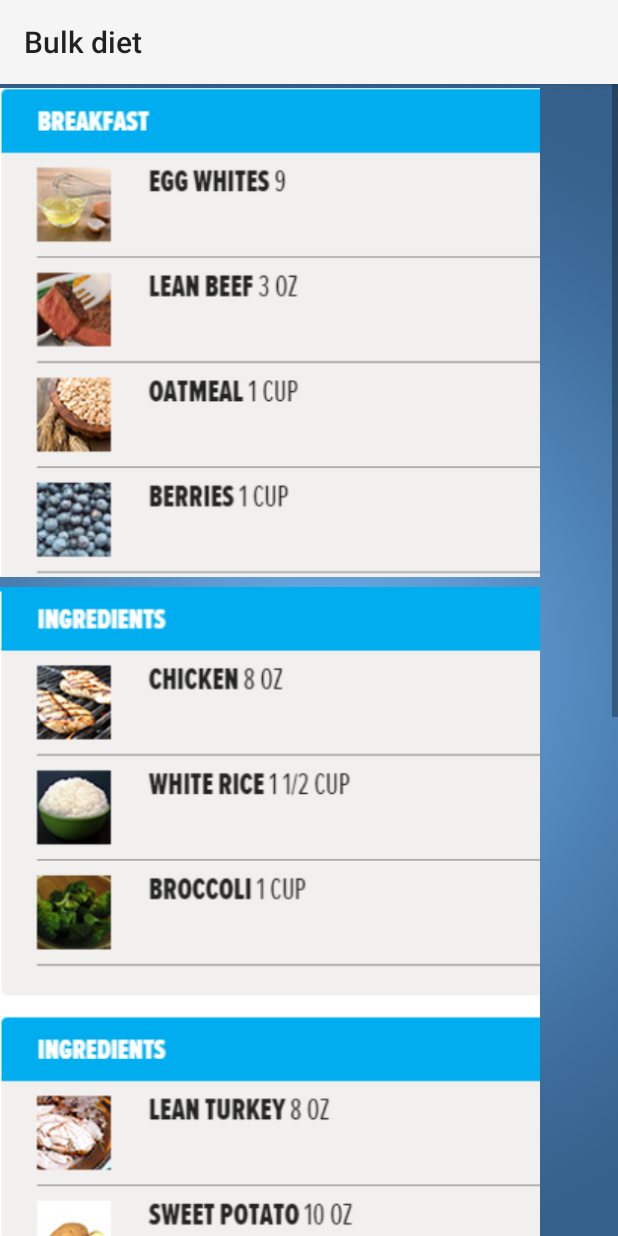
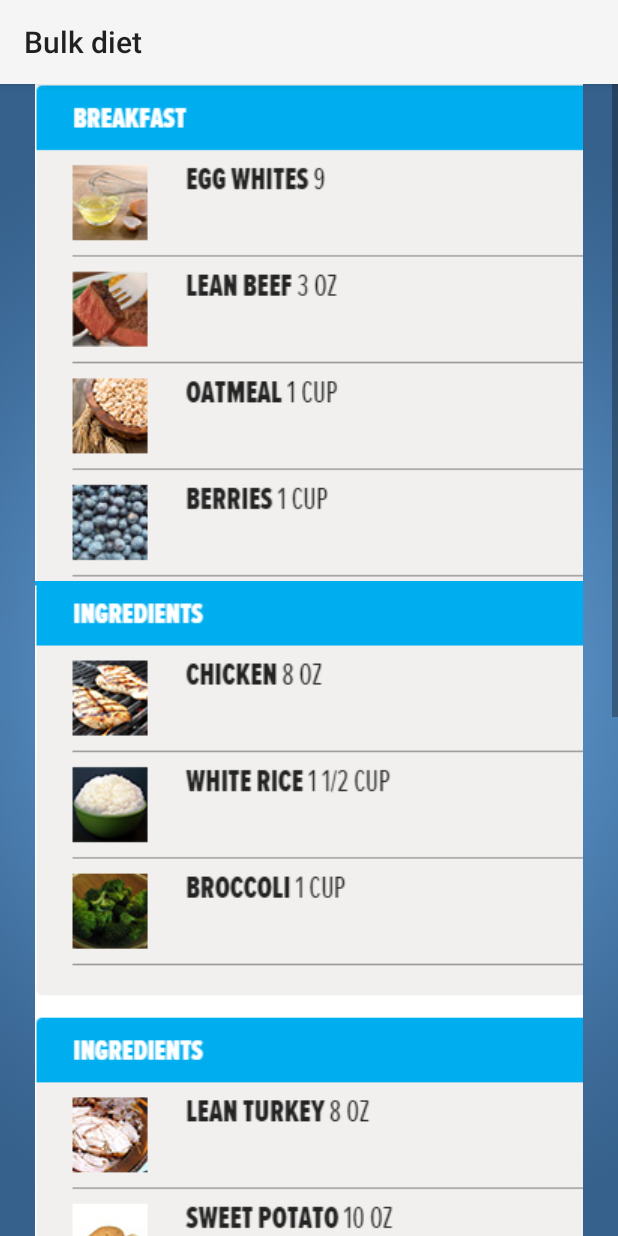
Before and after one commit to robbie321/Sport_Universe, an Android app: the Bulk screen opened directly, with no data from a screen before it, on a phone screen of 412 x 824 dp. Run offline under Robolectric (Android 15) with nearby library versions, the phone set to English and light mode, and no system bars.

Commit message:
edited calories

```diff
--- a/app/src/main/java/com/example/g13149881/asportuniverse/Calories.java
+++ b/app/src/main/java/com/example/g13149881/asportuniverse/Calories.java
@@ -25,8 +25,11 @@ public class Calories extends MainActivity {
         final TextView total = (TextView) findViewById(R.id.totalcals);
         final TextView totalcalsSet = (TextView) findViewById(R.id.target_textView);
 
+        if(!(max == 0)){
+            totalcalsSet.setText(String.valueOf(max));
+        }
         if(!(sum == 0)){
-            totalcalsSet.setText(String.valueOf(max));
+            total.setText(String.valueOf(sum));
         }
 
         Button add = (Button) findViewById(R.id.button_add);
--- a/app/src/main/res/layout/bulk_layout.xml
+++ b/app/src/main/res/layout/bulk_layout.xml
@@ -7,31 +7,31 @@
         android:layout_width="match_parent"
         android:layout_height="wrap_content">
         <ImageView
-            android:layout_width="360dp"
+            android:layout_width="fill_parent"
             android:layout_height="match_parent"
             android:id="@+id/imageView"
             android:src="@drawable/beast1"
-            android:contentDescription="@string/arms" />
+             />
         <ImageView
-            android:layout_width="360dp"
+            android:layout_width="fill_parent"
             android:layout_height="match_parent"
             android:id="@+id/imageView2"
             android:src="@drawable/beast2"
-            android:contentDescription="@string/arms"
+
             android:layout_below="@+id/imageView"/>
         <ImageView
-            android:layout_width="360dp"
+            android:layout_width="fill_parent"
             android:layout_height="match_parent"
             android:id="@+id/imageView4"
             android:src="@drawable/beast3"
-            android:contentDescription="@string/arms"
+
             android:layout_below="@+id/imageView2"/>
         <ImageView
-            android:layout_width="360dp"
+            android:layout_width="fill_parent"
             android:layout_height="match_parent"
             android:id="@+id/imageView5"
             android:src="@drawable/beast5"
-            android:contentDescription="@string/arms"
+
             android:layout_below="@+id/imageView4"/>
 
     </RelativeLayout>
```
Also changed, not shown: 1 other file.
